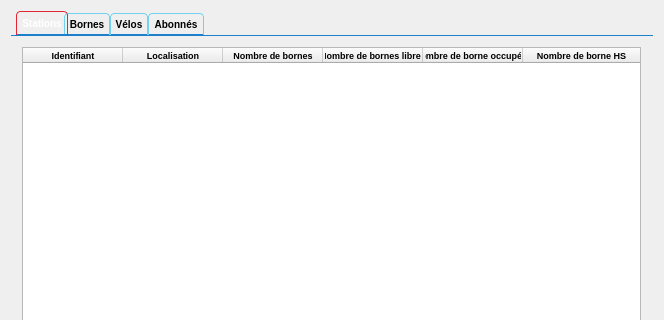
First picture: the form in code/mainwindow.ui, repository GL-ELOG/VeloLiberteSante, before the edit; both pictures show x 0 to 664 and y 0 to 320 of the 664 by 622 pixel window.
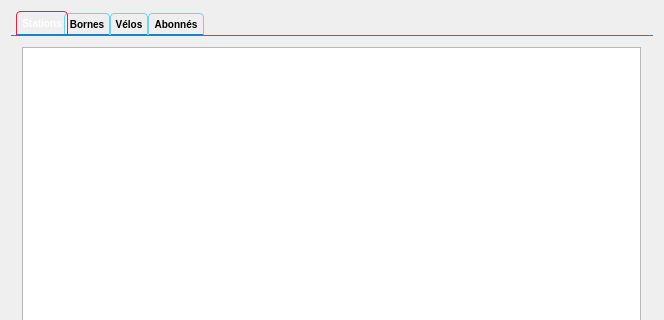
Second picture: the form after the edit. Icons and pictures are not drawn.

Commit message: try to fill table but nothing works

Diff of the .ui file:
```diff
--- a/code/mainwindow.ui
+++ b/code/mainwindow.ui
@@ -188,7 +188,7 @@
         </property>
         <layout class="QGridLayout" name="gridLayout_3">
          <item row="0" column="0">
-          <widget class="QTableWidget" name="tableWidgetStations">
+          <widget class="QTableView" name="tableViewStations">
            <property name="palette">
             <palette>
              <active/>
@@ -199,90 +199,6 @@
            <property name="alternatingRowColors">
             <bool>true</bool>
            </property>
-           <property name="sortingEnabled">
-            <bool>true</bool>
-           </property>
-           <property name="rowCount">
-            <number>0</number>
-           </property>
-           <attribute name="horizontalHeaderStretchLastSection">
-            <bool>true</bool>
-           </attribute>
-           <attribute name="verticalHeaderStretchLastSection">
-            <bool>true</bool>
-           </attribute>
-           <column>
-            <property name="text">
-             <string>Identifiant</string>
-            </property>
-            <property name="font">
-             <font>
-              <pointsize>7</pointsize>
-              <weight>75</weight>
-              <bold>true</bold>
-             </font>
-            </property>
-           </column>
-           <column>
-            <property name="text">
-             <string>Localisation</string>
-            </property>
-            <property name="font">
-             <font>
-              <pointsize>7</pointsize>
-              <weight>75</weight>
-              <bold>true</bold>
-             </font>
-            </property>
-           </column>
-           <column>
-            <property name="text">
-             <string>Nombre de bornes</string>
-            </property>
-            <property name="font">
-             <font>
-              <pointsize>7</pointsize>
-              <weight>75</weight>
-              <bold>true</bold>
-             </font>
-            </property>
-           </column>
-           <column>
-            <property name="text">
-             <string>Nombre de bornes libres</string>
-            </property>
-            <property name="font">
-             <font>
-              <pointsize>7</pointsize>
-              <weight>75</weight>
-              <bold>true</bold>
-             </font>
-            </property>
-           </column>
-           <column>
-            <property name="text">
-             <string>Nombre de borne occupées</string>
-            </property>
-            <property name="font">
-             <font>
-              <pointsize>7</pointsize>
-              <weight>75</weight>
-              <bold>true</bold>
-             </font>
-            </property>
-           </column>
-           <column>
-            <property name="text">
-             <string>Nombre de borne HS</string>
-            </property>
-            <property name="font">
-             <font>
-              <pointsize>7</pointsize>
-              <weight>75</weight>
-              <bold>true</bold>
-             </font>
-            </property>
-           </column>
           </widget>
          </item>
         </layout>
```
The commit also changes 8 other files.
